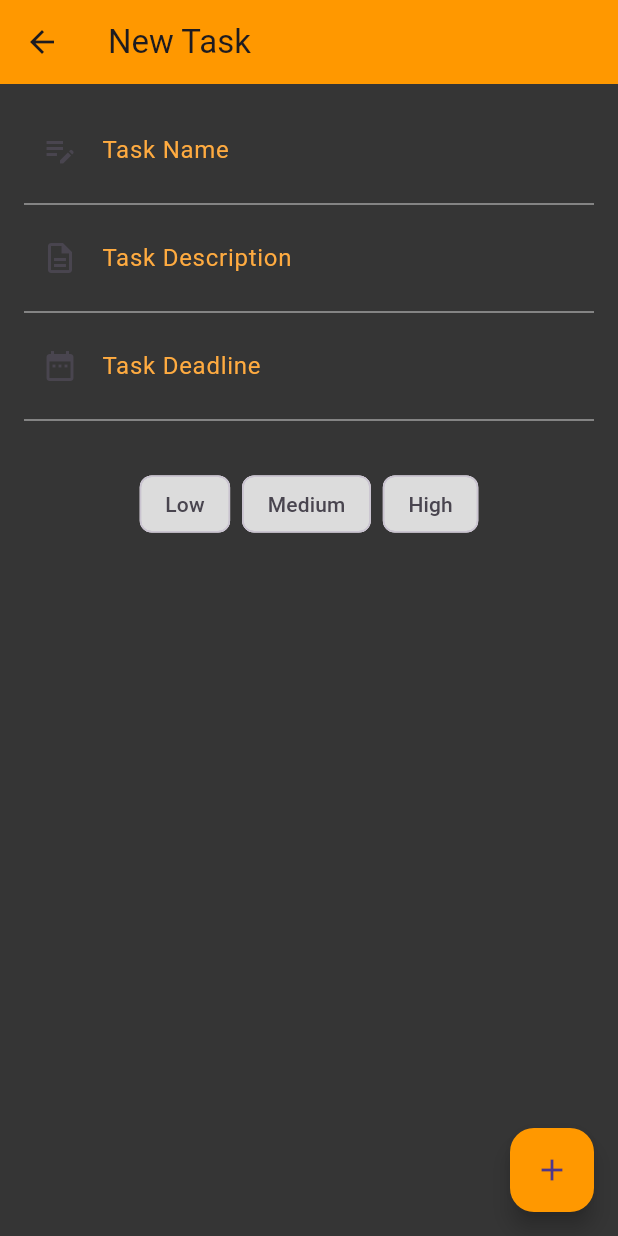
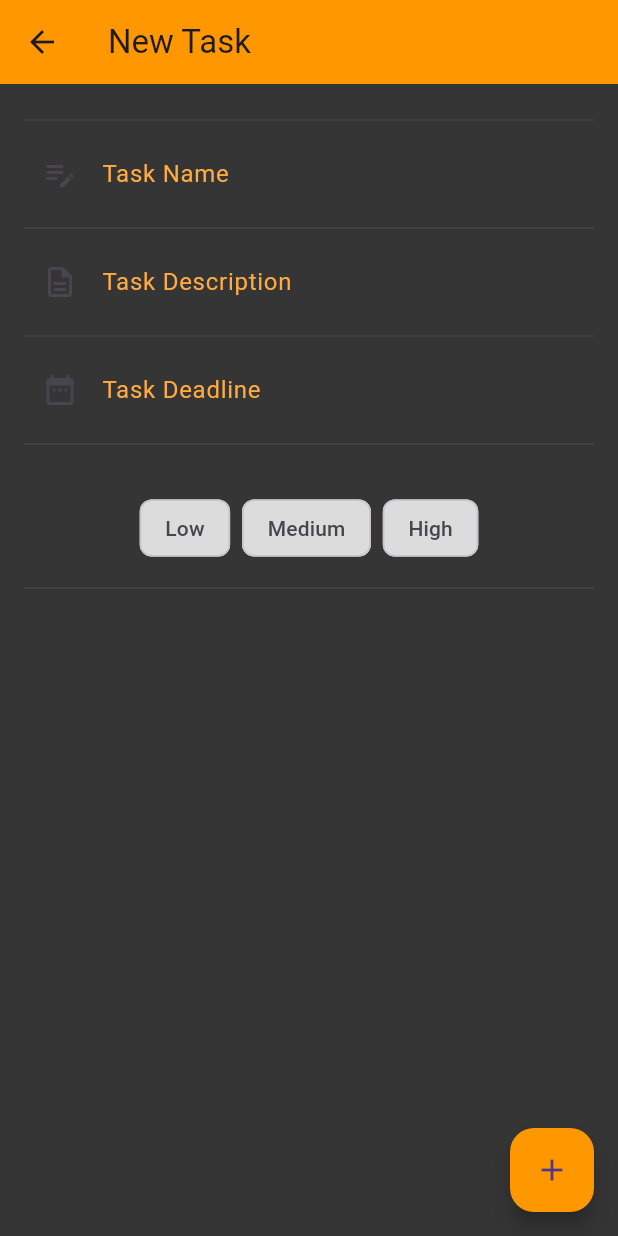
Before and after one commit to dom1k11/to-do-app-hive, a Flutter app: the NewTaskScreen screen opened by its route, after a tap on the "add" icon, on a phone screen of 412 x 824 dp. Run offline on Flutter 3.47's test engine with Material 3 defaults, Android fonts, the phone set to English and light mode, and no system bars; our stand-ins replace flutter_form_builder, flutter_slidable, flutter_staggered_animations, hive, hive_flutter, page_transition and 1 more; accounts and stored records are empty.

Commit message:
form refactoring

```diff
--- a/lib/main.dart
+++ b/lib/main.dart
@@ -18,8 +18,8 @@ void main() async {
   }
   Hive.registerAdapter(TaskAdapter());
 
-  openTasksBox();
-  openCompletedTasksBox();
+  await Hive.openBox<Task>('tasksBox');
+  await Hive.openBox<Task>('completedTasksBox');
   bool isFirstLaunch = await firstLaunchChecking();
   runApp(MyApp(isFirstLaunch: isFirstLaunch));
 }
@@ -34,7 +34,7 @@ class MyApp extends StatelessWidget {
     return MaterialApp(
       title: 'Flutter Demo',
       theme: appTheme,
-      home: isFirstLaunch ? WelcomeScreen() : const TasksScreen(),
+      home: isFirstLaunch ? const WelcomeScreen() : const TasksScreen(),
       initialRoute: AppRoutes.initialRoute,
       routes: AppRoutes.routes,
       onGenerateRoute: AppRoutes.onGenerateRoute,
--- a/lib/screens/done_tasks_screen.dart
+++ b/lib/screens/done_tasks_screen.dart
@@ -12,7 +12,7 @@ class DoneTasksScreen extends StatefulWidget {
 class _DoneTasksScreenState extends State<DoneTasksScreen> {
   @override
   void initState() {
-    Future.delayed(Duration(milliseconds: 500), () {
+    Future.delayed(const Duration(milliseconds: 500), () {
       setState(() {
         _opacity = 1.0;
       });
@@ -39,7 +39,7 @@ class _DoneTasksScreenState extends State<DoneTasksScreen> {
               return Center(
                   child: AnimatedOpacity(
                       opacity: _opacity,
-                      duration: Duration(milliseconds: 1000),
+                      duration: const Duration(milliseconds: 1000),
                       child: const Text(
                         "You don't have any completed tasks.",
                         style: TextStyle(fontSize: 24),
--- a/lib/screens/new_task_screen.dart
+++ /dev/null
@@ -1,154 +0,0 @@
-import 'package:flutter/material.dart';
-import 'package:flutter_form_builder/flutter_form_builder.dart';
-import 'package:intl/intl.dart';
-import 'package:to_do_app_hive/contollers/form_controllers.dart';
-import 'package:to_do_app_hive/task_service.dart';
-import 'package:to_do_app_hive/widgets/snackbar.dart';
-
-class NewTaskScreen extends StatefulWidget {
-  const NewTaskScreen({super.key});
-
-  @override
-  State<NewTaskScreen> createState() => _NewTaskScreenState();
-}
-
-class _NewTaskScreenState extends State<NewTaskScreen> {
-  final _formKey = GlobalKey<FormState>();
-
-  // @override
-  // void initState() {
-  //   taskDescriptionController.text = "No Description";
-  //   taskNameController.text = "New Task Name";
-  //   taskDeadlineController.text =
-  //       DateFormat("MM/dd/yyyy").format(DateTime.now());
-  // }
-
-  @override
-  Widget build(BuildContext context) {
-    return Scaffold(
-      appBar: AppBar(title: const Text("New Task")),
-      body: SingleChildScrollView(
-        padding: const EdgeInsets.all(16.0),
-        child: Form(
-          key: _formKey,
-          child: Column(
-            children: [
-              FormBuilderTextField(
-                controller: taskNameController,
-                name: 'Task Name',
-                decoration: const InputDecoration(
-                    border: InputBorder.none,
-                    // helperText: "Task name required",
-                    label: Text("Task Name"),
-                    prefixIcon: Icon(Icons.edit_note_outlined)),
-                validator: (value) {
-                  if (value == null || value.isEmpty) {
-                    return "Please enter a task name";
-                  }
-                  return null;
-                },
-              ),
-              Divider(
-                color: Colors.grey,
-              ),
-              FormBuilderTextField(
-                controller: taskDescriptionController,
-                name: 'Task Description',
-                decoration: const InputDecoration(
-                    border: InputBorder.none,
-                    label: Text("Task Description"),
-                    prefixIcon: Icon(Icons.description_outlined)),
-              ),
-              Divider(
-                color: Colors.grey,
-              ),
-              FormBuilderDateTimePicker(
-                controller: taskDeadlineController,
-                name: 'taskDeadline',
-                firstDate: DateTime.now(),
-                lastDate: DateTime.now().add(const Duration(days: 365)),
-                initialDate: DateTime.now(),
-                inputType: InputType.date,
-                decoration: const InputDecoration(
-                  border: InputBorder.none,
-                  prefixIcon: Icon(Icons.date_range),
-                  label: Text("Task Deadline"),
-
-                  // helperText: "Deadline required",
-                ),
-                validator: (value) {
-                  if (value == null) {
-                    return "Please select a deadline";
-                  }
-                  return null;
-                },
-              ),
-              Divider(color: Colors.grey),
-              const SizedBox(height: 16),
-              Container(
-                decoration: BoxDecoration(
-                  borderRadius: BorderRadius.circular(8),
-                ),
-                child: FormBuilderChoiceChip(
-                  spacing: 8,
-                  showCheckmark: false,
-                  alignment: WrapAlignment.center,
-                  selectedColor: Colors.greenAccent,
-                  backgroundColor: Color.fromARGB(255, 220, 220, 220),
-                  name: 'priority',
-                  labelPadding: EdgeInsets.symmetric(horizontal: 50),
-                  padding: EdgeInsets.symmetric(
-                    horizontal: 0,
-                  ),
-                  decoration: InputDecoration(
-                    // labelText: 'Priority',
-                    // helperText: "Priority required",
-                    border: InputBorder.none,
-                  ),
-                  options: const [
-                    FormBuilderChipOption(value: 'Low', child: Text('Low')),
-                    FormBuilderChipOption(
-                        value: 'Medium', child: Text('Medium')),
-                    FormBuilderChipOption(value: 'High', child: Text('High')),
-                  ],
-                  onChanged: (value) {
-                    taskPriorityController.text = value.toString();
-                  },
-                  validator: (value) {
-                    if (value == null) {
-                      return "Please select a priority";
-                    }
-                    return null;
-                  },
-                ),
-              ),
-            ],
-          ),
-        ),
-      ),
-      floatingActionButton: FloatingActionButton(
-        onPressed: () {
-          if (_formKey.currentState?.validate() ?? false) {
-            // Если форма валидна, выполняем действие
-            final dateFormat = DateFormat("MM/dd/yyyy");
-            final taskDeadline = dateFormat.parse(taskDeadlineController.text);
-
-            addTask(
-              taskNameController.text,
-              taskDescriptionController.text,
-              taskDeadline,
-              taskPriorityController.text,
-            );
-
-            Navigator.pop(context);
-          } else {
-            // Если форма невалидна
-            print("Form is not valid. Please fill in all fields.");
-          }
-          TaskSnackBar(context, "New Task added!", Colors.cyanAccent);
-        },
-        child: const Icon(Icons.add),
-      ),
-    );
-  }
-}
--- /dev/null
+++ b/lib/screens/new_task_screen/forms/date.dart
@@ -0,0 +1,32 @@
+import 'package:flutter/material.dart';
+import 'package:flutter_form_builder/flutter_form_builder.dart';
+import 'package:to_do_app_hive/contollers/form_controllers.dart';
+
+class TaskDateForm extends StatelessWidget {
+  const TaskDateForm({super.key});
+
+  @override
+  Widget build(BuildContext context) {
+    return FormBuilderDateTimePicker(
+      controller: taskDeadlineController,
+      name: 'taskDeadline',
+      firstDate: DateTime.now(),
+      lastDate: DateTime.now().add(const Duration(days: 365)),
+      initialDate: DateTime.now(),
+      inputType: InputType.date,
+      decoration: const InputDecoration(
+        border: InputBorder.none,
+        prefixIcon: Icon(Icons.date_range),
+        label: Text("Task Deadline"),
+
+        // helperText: "Deadline required",
+      ),
+      validator: (value) {
+        if (value == null) {
+          return "Please select a deadline";
+        }
+        return null;
+      },
+    );
+  }
+}
--- /dev/null
+++ b/lib/screens/new_task_screen/forms/description.dart
@@ -0,0 +1,20 @@
+import 'package:flutter/material.dart';
+import 'package:flutter_form_builder/flutter_form_builder.dart';
+
+import '../../../contollers/form_controllers.dart';
+
+class TaskDescriptionForm extends StatelessWidget {
+  const TaskDescriptionForm({super.key});
+
+  @override
+  Widget build(BuildContext context) {
+    return FormBuilderTextField(
+      controller: taskDescriptionController,
+      name: 'Task Description',
+      decoration: const InputDecoration(
+          border: InputBorder.none,
+          label: Text("Task Description"),
+          prefixIcon: Icon(Icons.description_outlined)),
+    );
+  }
+}
--- /dev/null
+++ b/lib/screens/new_task_screen/forms/name.dart
@@ -0,0 +1,26 @@
+import 'package:flutter/material.dart';
+import 'package:flutter_form_builder/flutter_form_builder.dart';
+import 'package:to_do_app_hive/contollers/form_controllers.dart';
+
+class TaskNameForm extends StatelessWidget {
+  const TaskNameForm({super.key});
+
+  @override
+  Widget build(BuildContext context) {
+    return FormBuilderTextField(
+      controller: taskNameController,
+      name: 'Task Name',
+      decoration: const InputDecoration(
+          border: InputBorder.none,
+          // helperText: "Task name required",
+          label: Text("Task Name"),
+          prefixIcon: Icon(Icons.edit_note_outlined)),
+      validator: (value) {
+        if (value == null || value.isEmpty) {
+          return "Please enter a task name";
+        }
+        return null;
+      },
+    );
+  }
+}
--- /dev/null
+++ b/lib/screens/new_task_screen/forms/priority_form.dart
@@ -0,0 +1,42 @@
+import 'package:flutter/material.dart';
+import 'package:flutter_form_builder/flutter_form_builder.dart';
+import 'package:to_do_app_hive/contollers/form_controllers.dart';
+
+class PriorityForm extends StatelessWidget {
+  const PriorityForm({super.key});
+
+  @override
+  Widget build(BuildContext context) {
+    return FormBuilderChoiceChip(
+      spacing: 8,
+      showCheckmark: false,
+      alignment: WrapAlignment.center,
+      selectedColor: Colors.greenAccent,
+      backgroundColor: const Color.fromARGB(255, 220, 220, 220),
+      name: 'priority',
+      labelPadding: const EdgeInsets.symmetric(horizontal: 50),
+      padding: const EdgeInsets.symmetric(
+        horizontal: 0,
+      ),
+      decoration: const InputDecoration(
+        // labelText: 'Priority',
+        // helperText: "Priority required",
+        border: InputBorder.none,
+      ),
+      options: const [
+        FormBuilderChipOption(value: 'Low', child: Text('Low')),
+        FormBuilderChipOption(value: 'Medium', child: Text('Medium')),
+        FormBuilderChipOption(value: 'High', child: Text('High')),
+      ],
+      onChanged: (value) {
+        taskPriorityController.text = value.toString();
+      },
+      validator: (value) {
+        if (value == null) {
+          return "Please select a priority";
+        }
+        return null;
+      },
+    );
+  }
+}
--- /dev/null
+++ b/lib/screens/new_task_screen/new_task_screen.dart
@@ -0,0 +1,86 @@
+import 'package:flutter/material.dart';
+
+import 'package:intl/intl.dart';
+import 'package:to_do_app_hive/contollers/form_controllers.dart';
+import 'package:to_do_app_hive/screens/new_task_screen/forms/priority_form.dart';
+import 'package:to_do_app_hive/screens/new_task_screen/forms/date.dart';
+import 'package:to_do_app_hive/screens/new_task_screen/forms/description.dart';
+import 'package:to_do_app_hive/screens/new_task_screen/forms/name.dart';
+import 'package:to_do_app_hive/task_service.dart';
+import 'package:to_do_app_hive/widgets/snackbar.dart';
+
+class NewTaskScreen extends StatefulWidget {
+  const NewTaskScreen({super.key});
+
+  @override
+  State<NewTaskScreen> createState() => _NewTaskScreenState();
+}
+
+class _NewTaskScreenState extends State<NewTaskScreen> {
+  final _formKey = GlobalKey<FormState>();
+
+  @override
+  Widget build(BuildContext context) {
+    return Scaffold(
+      appBar: AppBar(title: const Text("New Task")),
+      body: SingleChildScrollView(
+        padding: const EdgeInsets.all(16.0),
+        child: Form(
+          key: _formKey,
+          child: Column(
+            children: [
+              Divider(
+                color: Colors.grey.shade800,
+              ),
+              const TaskNameForm(),
+              Divider(
+                color: Colors.grey.shade800,
+              ),
+              const TaskDescriptionForm(),
+              Divider(
+                color: Colors.grey.shade800,
+              ),
+              const TaskDateForm(),
+              Divider(
+                color: Colors.grey.shade800,
+              ),
+              const SizedBox(height: 16),
+              Container(
+                decoration: BoxDecoration(
+                  borderRadius: BorderRadius.circular(8),
+                ),
+                child: const PriorityForm(),
+              ),
+              Divider(
+                color: Colors.grey.shade800,
+              ),
+            ],
+          ),
+        ),
+      ),
+      floatingActionButton: FloatingActionButton(
+        onPressed: () {
+          if (_formKey.currentState?.validate() ?? false) {
+            // Если форма валидна, выполняем действие
+            final dateFormat = DateFormat("MM/dd/yyyy");
+            final taskDeadline = dateFormat.parse(taskDeadlineController.text);
+
+            addTask(
+              taskNameController.text,
+              taskDescriptionController.text,
+              taskDeadline,
+              taskPriorityController.text,
+            );
+
+            Navigator.pop(context);
+          } else {
+            // Если форма невалидна
+            print("Form is not valid. Please fill in all fields.");
+          }
+          taskSnackBar(context, "New Task added!", Colors.cyanAccent);
+        },
+        child: const Icon(Icons.add),
+      ),
+    );
+  }
+}
--- a/lib/screens/tasks_screen/tasks_screen.dart
+++ b/lib/screens/tasks_screen/tasks_screen.dart
@@ -18,6 +18,7 @@ class _TasksScreenState extends State<TasksScreen> {
   @override
   void initState() {
     super.initState();
+    Hive.openBox<Task>('tasksBox');
     Future.delayed(const Duration(milliseconds: 500), () {
       setState(() {
         _opacity = 1.0;
@@ -25,7 +26,7 @@ class _TasksScreenState extends State<TasksScreen> {
     });
   }
 
-  @override
+
   @override
   Widget build(BuildContext context) {
     Hive.openBox<Task>('tasksBox');
--- a/lib/screens/welcome_screen/welcome_screen.dart
+++ b/lib/screens/welcome_screen/welcome_screen.dart
@@ -1,5 +1,4 @@
 import 'package:flutter/material.dart';
-import 'package:shared_preferences/shared_preferences.dart';
 import 'package:to_do_app_hive/screens/welcome_screen/messages.dart';
 import 'package:to_do_app_hive/widgets/custom_elevated_button.dart';
 
--- a/lib/theme/app_theme.dart
+++ b/lib/theme/app_theme.dart
@@ -30,5 +30,5 @@ ThemeData appTheme = ThemeData(
     subtitleTextStyle:
     TextStyle(color: Colors.orange), // Цвет текста в подзаголовках
   ),
-  scaffoldBackgroundColor: Color.fromARGB(255, 53, 53, 53),
+  scaffoldBackgroundColor: const Color.fromARGB(255, 53, 53, 53),
 );
--- a/lib/utils/routes/routes.dart
+++ b/lib/utils/routes/routes.dart
@@ -3,7 +3,7 @@ import 'package:page_transition/page_transition.dart';
 import 'package:to_do_app_hive/screens/edit_task_screen.dart';
 import 'package:to_do_app_hive/screens/tasks_screen/tasks_screen.dart';
 import 'package:to_do_app_hive/screens/done_tasks_screen.dart';
-import 'package:to_do_app_hive/screens/new_task_screen.dart';
+import 'package:to_do_app_hive/screens/new_task_screen/new_task_screen.dart';
 import 'package:to_do_app_hive/models/task_model.dart';
 
 class AppRoutes {
--- a/lib/widgets/animated_fab.dart
+++ b/lib/widgets/animated_fab.dart
@@ -45,6 +45,7 @@ class _AnimatedFabState extends State<AnimatedFab> with TickerProviderStateMixin
       });
     });
   }
+  @override
   void dispose() {
     _rotationController.dispose();
     _expansionController.dispose();
@@ -52,6 +53,7 @@ class _AnimatedFabState extends State<AnimatedFab> with TickerProviderStateMixin
   }
 
 
+  @override
   Widget build(BuildContext context) {
     return AnimatedOpacity(
       opacity: _isVisible ? 1 : 0, // Плавное появление кнопки
--- a/lib/widgets/custom_elevated_button.dart
+++ b/lib/widgets/custom_elevated_button.dart
@@ -26,7 +26,7 @@ class _CustomElevatedButtonState extends State<CustomElevatedButton> {
       opacity: _opacity,
       duration: const Duration(milliseconds: 1000),
       curve: Curves.easeInSine,
-      child: Container(
+      child: SizedBox(
         width: 200,
         height: 40,
         child: ElevatedButton(
--- a/lib/widgets/snackbar.dart
+++ b/lib/widgets/snackbar.dart
@@ -1,11 +1,11 @@
 import 'package:flutter/material.dart';
 
-void TaskSnackBar(BuildContext context, String message, Color color)
+void taskSnackBar(BuildContext context, String message, Color color)
 {
   final taskSnackBar = SnackBar(
-    content: Text(message,  style: TextStyle(color: Colors.black),
+    content: Text(message,  style: const TextStyle(color: Colors.black),
     ),
-    duration: Duration(seconds: 2),
+    duration: const Duration(seconds: 2),
     backgroundColor: color,
   );
   ScaffoldMessenger.of(context).showSnackBar(taskSnackBar);
```
Also changed, not shown: lib/screens/tasks_screen/task_tile.dart (+6 -6 lines).
